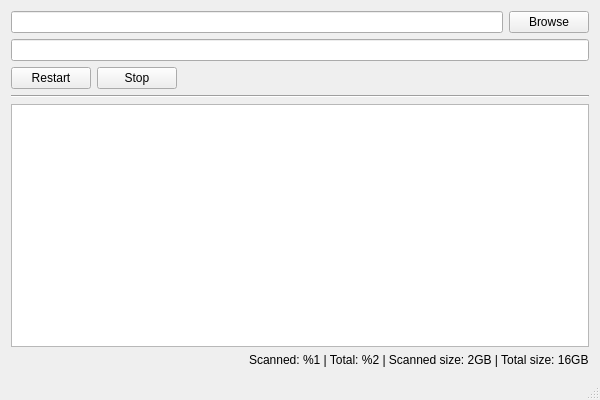
First picture: the form in mainwindow.ui, repository lipoponi/laughing-waffle, before the edit.
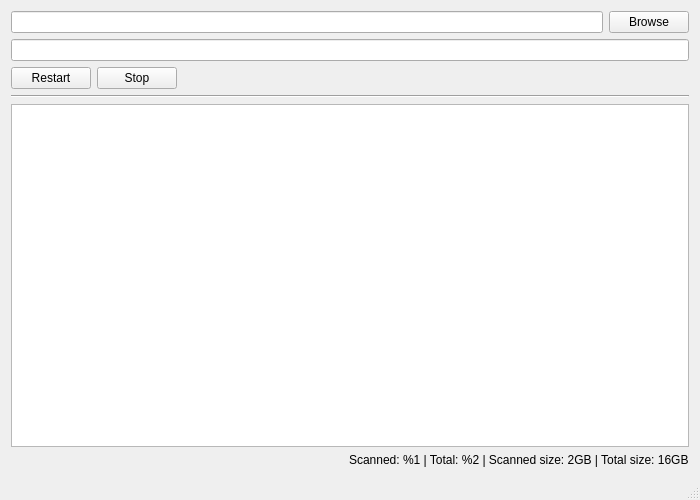
Second picture: the form after the edit.

Patch:
```diff
--- a/mainwindow.ui
+++ b/mainwindow.ui
@@ -6,14 +6,14 @@
    <rect>
     <x>0</x>
     <y>0</y>
-    <width>600</width>
-    <height>400</height>
+    <width>700</width>
+    <height>500</height>
    </rect>
   </property>
   <property name="minimumSize">
    <size>
-    <width>600</width>
-    <height>400</height>
+    <width>700</width>
+    <height>500</height>
    </size>
   </property>
   <property name="windowTitle">
@@ -73,7 +73,13 @@
      </widget>
     </item>
     <item>
-     <widget class="QListWidget" name="listWidget"/>
+     <widget class="QTextBrowser" name="textBrowser">
+      <property name="font">
+       <font>
+        <family>Ubuntu Mono</family>
+       </font>
+      </property>
+     </widget>
     </item>
     <item>
      <layout class="QGridLayout" name="gridLayout_status">
```
